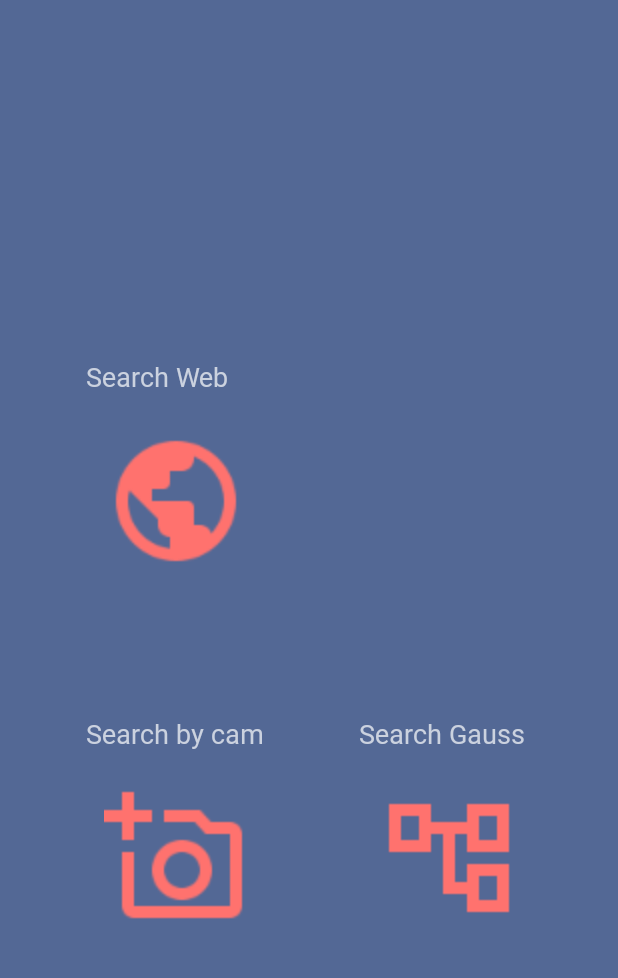
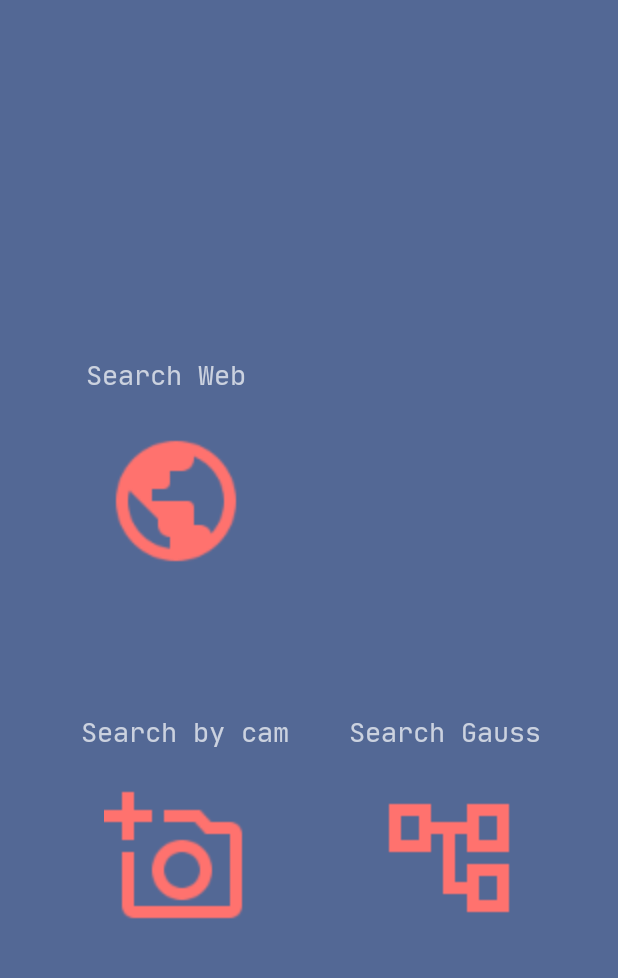
Before and after one commit to JakobMusik/sql-project-android, an Android app: the layout searchfragment.xml on its own in the app's theme, with its tools: preview values and no code run, on a phone screen of 412 x 824 dp, the part 84-1062 px from its top. Run offline under Robolectric (Android 15) with nearby library versions, the phone set to English and light mode, and no system bars.

Commit message:
Squashed commit of the following:
commit 8e167d8a4ae42ef690c8aac731baa36815dd9d8c
Merge: fe36930 2a28883
Author: CCXXXI <ccxxxi@qq.com>
Date:   Mon Jun 21 01:19:24 2021 +0800

    Merge branch 'main' into branch

commit fe369300d7f7fdae152098a43cb1f8547fd8cedb
Merge: 5a33c4e cffd363
Author: CCXXXI <ccxxxi@qq.com>
Date:   Mon Jun 21 01:17:25 2021 +0800

    Merge branch 'main' into branch

commit 5a33c4e295df03fcc037fc2bf09502c5e9992f8b
Author: CCXXXI <ccxxxi@qq.com>
Date:   Mon Jun 21 01:16:59 2021 +0800

    nanumpenscriptregular -> jetbrains_mono

commit 91a0d5103694cfb229b73aa5e640f769c7b94fca
Author: CCXXXI <ccxxxi@qq.com>
Date:   Mon Jun 21 01:16:14 2021 +0800

    gitignore .idea/misc.xml

    <entry key="..\:/Data/Github Desktop Documents/sql-project-android/app/src/main/res/layout/activity_feature2.xml" value="0.23055555555555557" />

commit cffd36316505d5228661d8b907be6612f7759842
Author: CCXXXI <ccxxxi@qq.com>
Date:   Mon Jun 21 00:53:38 2021 +0800

    upgrade gradle (#4)

    * upgrade gradle

    AS 抱怨称版本不匹配

    * Restyled by whitespace

    Co-authored-by: Restyled.io <commits@restyled.io>

commit 4cebaa2f83601b7db8301c77c5b14f22dc04b770
Author: CCXXXI <ccxxxi@qq.com>
Date:   Mon Jun 21 00:42:05 2021 +0800

    Create codeql-analysis.yml

commit 3e93e7582f2fddaa1a63a6eb847c805646c9c27f
Author: CCXXXI <ccxxxi@qq.com>
Date:   Mon Jun 21 00:40:53 2021 +0800

    upgrade gradle

    AS 抱怨称版本不匹配

```diff
--- a/app/src/main/res/layout/profilefragment.xml
+++ b/app/src/main/res/layout/profilefragment.xml
@@ -225,7 +225,7 @@
         <Button
             android:id="@+id/advancedplanBtn"
             style="@style/SAIMaterialButton"
-            android:layout_width="160dp"
+            android:layout_width="wrap_content"
             android:layout_height="wrap_content"
             android:text="Advanced Plan" />
     </LinearLayout>
--- a/app/src/main/res/layout/searchfragment.xml
+++ b/app/src/main/res/layout/searchfragment.xml
@@ -23,7 +23,7 @@
 
     <TextView
         android:id="@+id/featureText1"
-        android:layout_width="120dp"
+        android:layout_width="wrap_content"
         android:layout_height="35dp"
         android:text="Search by cam"
         android:textSize="18sp"
@@ -36,7 +36,7 @@
 
     <TextView
         android:id="@+id/featureText2"
-        android:layout_width="120dp"
+        android:layout_width="wrap_content"
         android:layout_height="35dp"
         android:text="Search Gauss"
         android:textSize="18sp"
--- a/app/src/main/res/values/styles.xml
+++ b/app/src/main/res/values/styles.xml
@@ -8,7 +8,7 @@
         <item name="titleTextColor">@color/accent</item>
         <item name="android:textColorHint">@color/white</item>
 
-        <item name="android:fontFamily">@font/nanumpenscriptregular</item>
+        <item name="android:fontFamily">@font/jetbrains_mono</item>
 
     </style>
 
--- a/build.gradle
+++ b/build.gradle
@@ -5,7 +5,7 @@ buildscript {
         jcenter()
     }
     dependencies {
-        classpath 'com.android.tools.build:gradle:7.0.0-beta03'
+        classpath 'com.android.tools.build:gradle:7.0.0-beta04'
         classpath 'com.google.gms:google-services:4.3.5'
 
         // NOTE: Do not place your application dependencies here; they belong
```
Also changed, not shown: app/src/main/res/font/jetbrains_mono.ttf (added), gradle/wrapper/gradle-wrapper.properties, 3 other files.
